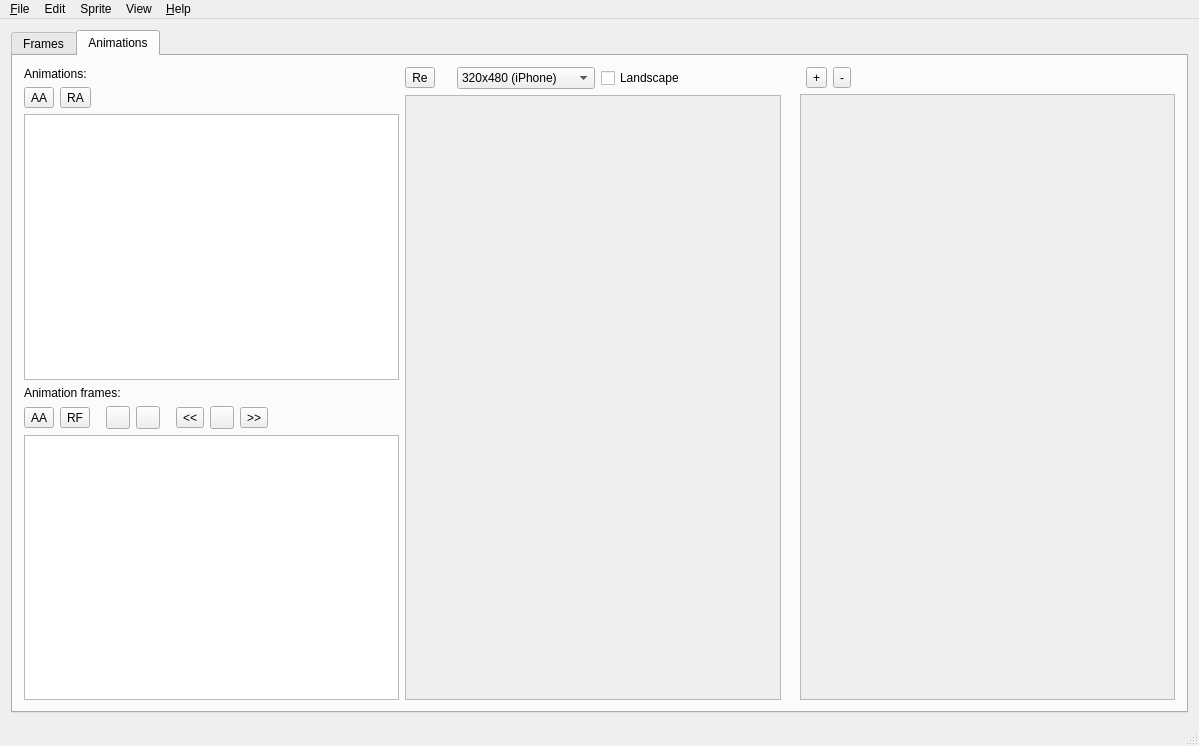
Before: the Qt Designer form mainwindow.ui in lvklabs/sprite-animator-tool, drawn with Qt 5.
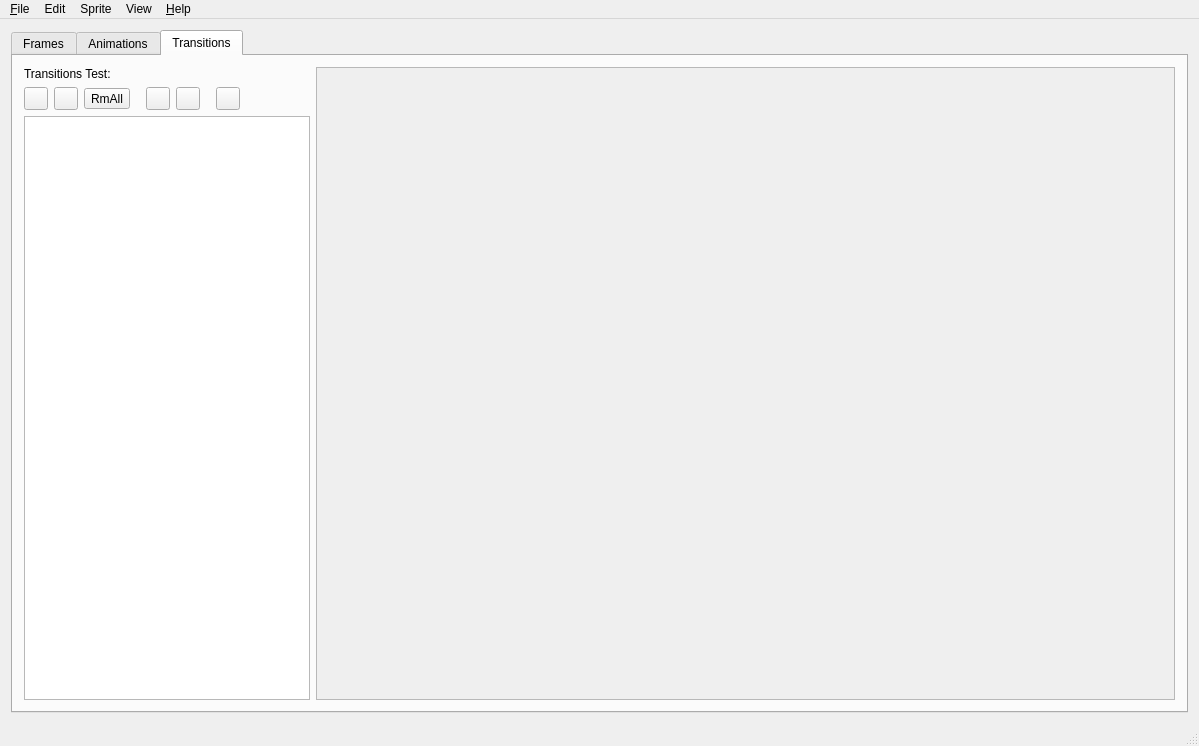
After: the same form once the commit is applied. Icons and pictures are not drawn. Custom widgets are drawn as their Qt base class.

Commit message: Implementing transitions

The edit to the form file:
```diff
--- a/mainwindow.ui
+++ b/mainwindow.ui
@@ -46,7 +46,7 @@
        </size>
       </property>
       <property name="currentIndex">
-       <number>1</number>
+       <number>2</number>
       </property>
       <widget class="QWidget" name="framesTab">
        <attribute name="title">
@@ -678,14 +678,7 @@
         <string>Animations</string>
        </attribute>
        <layout class="QGridLayout" name="aniTabLayotWidget">
-        <item row="1" column="3">
-         <widget class="QLabel" name="speedLabel">
-          <property name="text">
-           <string/>
-          </property>
-         </widget>
-        </item>
-        <item row="0" column="15" rowspan="5">
+        <item row="0" column="14" rowspan="4">
          <layout class="QGridLayout" name="aframePreviewLayout">
           <item row="0" column="1">
            <widget class="QToolButton" name="aframeZoomInButton">
@@ -780,7 +773,7 @@
           </item>
          </layout>
         </item>
-        <item row="0" column="1" rowspan="5">
+        <item row="0" column="1" rowspan="4">
          <layout class="QGridLayout" name="aniPreviewLayout">
           <item row="1" column="0" colspan="7">
            <widget class="QScrollArea" name="aniPreviewScroll">
@@ -937,7 +930,7 @@
           </item>
          </layout>
         </item>
-        <item row="0" column="0" rowspan="5">
+        <item row="0" column="0" rowspan="4">
          <layout class="QGridLayout" name="tables2Layout">
           <item row="0" column="0">
            <widget class="QLabel" name="animationsLabel">
@@ -1336,6 +1329,225 @@
         </item>
        </layout>
       </widget>
+      <widget class="QWidget" name="transitionsTab">
+       <attribute name="title">
+        <string>Transitions</string>
+       </attribute>
+       <layout class="QGridLayout" name="gridLayout_3">
+        <item row="0" column="0">
+         <layout class="QGridLayout" name="gridLayout_2" columnstretch="1,3">
+          <item row="0" column="0">
+           <layout class="QVBoxLayout" name="verticalLayout">
+            <item>
+             <widget class="QLabel" name="transitionsTestLabel">
+              <property name="text">
+               <string>Transitions Test:</string>
+              </property>
+             </widget>
+            </item>
+            <item>
+             <layout class="QHBoxLayout" name="horizontalLayout_4">
+              <item>
+               <widget class="QToolButton" name="addAniTransButton">
+                <property name="toolTip">
+                 <string>Add animation</string>
+                </property>
+                <property name="text">
+                 <string/>
+                </property>
+                <property name="icon">
+                 <iconset resource="res.qrc">
+                  <normaloff>:/buttons/button-add-animation</normaloff>:/buttons/button-add-animation</iconset>
+                </property>
+               </widget>
+              </item>
+              <item>
+               <widget class="QToolButton" name="removeAniTransButton">
+                <property name="toolTip">
+                 <string>Remove animation</string>
+                </property>
+                <property name="text">
+                 <string/>
+                </property>
+                <property name="icon">
+                 <iconset resource="res.qrc">
+                  <normaloff>:/buttons/button-remove-animation</normaloff>:/buttons/button-remove-animation</iconset>
+                </property>
+               </widget>
+              </item>
+              <item>
+               <widget class="QToolButton" name="removeAllAniTransButton">
+                <property name="toolTip">
+                 <string>Remove all animations</string>
+                </property>
+                <property name="text">
+                 <string>RmAll</string>
+                </property>
+               </widget>
+              </item>
+              <item>
+               <spacer name="horizontalSpacer_9">
+                <property name="orientation">
+                 <enum>Qt::Horizontal</enum>
+                </property>
+                <property name="sizeType">
+                 <enum>QSizePolicy::Fixed</enum>
+                </property>
+                <property name="sizeHint" stdset="0">
+                 <size>
+                  <width>10</width>
+                  <height>20</height>
+                 </size>
+                </property>
+               </spacer>
+              </item>
+              <item>
+               <widget class="QToolButton" name="moveAniTransDownButton">
+                <property name="toolTip">
+                 <string>Move animation down</string>
+                </property>
+                <property name="text">
+                 <string/>
+                </property>
+                <property name="icon">
+                 <iconset resource="res.qrc">
+                  <normaloff>:/buttons/button-move-down-aframe</normaloff>:/buttons/button-move-down-aframe</iconset>
+                </property>
+               </widget>
+              </item>
+              <item>
+               <widget class="QToolButton" name="moveAniTransUpButton">
+                <property name="toolTip">
+                 <string>Move animation up</string>
+                </property>
+                <property name="text">
+                 <string/>
+                </property>
+                <property name="icon">
+                 <iconset resource="res.qrc">
+                  <normaloff>:/buttons/button-move-up-aframe</normaloff>:/buttons/button-move-up-aframe</iconset>
+                </property>
+               </widget>
+              </item>
+              <item>
+               <spacer name="horizontalSpacer_12">
+                <property name="orientation">
+                 <enum>Qt::Horizontal</enum>
+                </property>
+                <property name="sizeType">
+                 <enum>QSizePolicy::Fixed</enum>
+                </property>
+                <property name="sizeHint" stdset="0">
+                 <size>
+                  <width>10</width>
+                  <height>20</height>
+                 </size>
+                </property>
+               </spacer>
+              </item>
+              <item>
+               <widget class="QToolButton" name="refreshTransButton">
+                <property name="toolTip">
+                 <string>Refresh</string>
+                </property>
+                <property name="text">
+                 <string/>
+                </property>
+                <property name="icon">
+                 <iconset resource="res.qrc">
+                  <normaloff>:/buttons/button-refresh</normaloff>:/buttons/button-refresh</iconset>
+                </property>
+               </widget>
+              </item>
+              <item>
+               <spacer name="horizontalSpacer">
+                <property name="orientation">
+                 <enum>Qt::Horizontal</enum>
+                </property>
+                <property name="sizeHint" stdset="0">
+                 <size>
+                  <width>40</width>
+                  <height>20</height>
+                 </size>
+                </property>
+               </spacer>
+              </item>
+             </layout>
+            </item>
+            <item>
+             <widget class="QTableWidget" name="transTableWidget">
+              <property name="editTriggers">
+               <set>QAbstractItemView::NoEditTriggers</set>
+              </property>
+              <property name="selectionMode">
+               <enum>QAbstractItemView::SingleSelection</enum>
+              </property>
+              <property name="selectionBehavior">
+               <enum>QAbstractItemView::SelectRows</enum>
+              </property>
+              <attribute name="horizontalHeaderStretchLastSection">
+               <bool>true</bool>
+              </attribute>
+              <attribute name="verticalHeaderVisible">
+               <bool>false</bool>
+              </attribute>
+             </widget>
+            </item>
+           </layout>
+          </item>
+          <item row="0" column="1">
+           <widget class="QScrollArea" name="scrollTransPreview">
+            <property name="widgetResizable">
+             <bool>true</bool>
+            </property>
+            <widget class="QWidget" name="scrollTransPreviewWidget">
+             <property name="geometry">
+              <rect>
+               <x>0</x>
+               <y>0</y>
+               <width>848</width>
+               <height>628</height>
+              </rect>
+             </property>
+             <widget class="LvkAnimationWidget" name="transPreview" native="true">
+              <property name="geometry">
+               <rect>
+                <x>0</x>
+                <y>0</y>
+                <width>531</width>
+                <height>601</height>
+               </rect>
+              </property>
+              <property name="sizePolicy">
+               <sizepolicy hsizetype="Preferred" vsizetype="Preferred">
+                <horstretch>0</horstretch>
+                <verstretch>0</verstretch>
+               </sizepolicy>
+              </property>
+              <property name="toolTip">
+               <string/>
+              </property>
+              <property name="whatsThis">
+               <string>&lt;!DOCTYPE HTML PUBLIC &quot;-//W3C//DTD HTML 4.0//EN&quot; &quot;http://www.w3.org/TR/REC-html40/strict.dtd&quot;&gt;
+&lt;html&gt;&lt;head&gt;&lt;meta name=&quot;qrichtext&quot; content=&quot;1&quot; /&gt;&lt;style type=&quot;text/css&quot;&gt;
+p, li { white-space: pre-wrap; }
+&lt;/style&gt;&lt;/head&gt;&lt;body style=&quot; font-family:'Sans'; font-size:10pt; font-weight:400; font-style:normal;&quot;&gt;
+&lt;table border=&quot;0&quot; style=&quot;-qt-table-type: root; margin-top:4px; margin-bottom:4px; margin-left:4px; margin-right:4px;&quot;&gt;
+&lt;tr&gt;
+&lt;td style=&quot;border: none;&quot;&gt;
+&lt;p style=&quot; margin-top:0px; margin-bottom:0px; margin-left:0px; margin-right:0px; -qt-block-indent:0; text-indent:0px;&quot;&gt;&lt;span style=&quot; font-weight:600;&quot;&gt;Animation preview&lt;/span&gt;&lt;/p&gt;
+&lt;p style=&quot;-qt-paragraph-type:empty; margin-top:0px; margin-bottom:0px; margin-left:0px; margin-right:0px; -qt-block-indent:0; text-indent:0px; font-weight:600;&quot;&gt;&lt;/p&gt;
+&lt;p style=&quot; margin-top:0px; margin-bottom:0px; margin-left:0px; margin-right:0px; -qt-block-indent:0; text-indent:0px;&quot;&gt; * Left click: To change the position of the animation.&lt;/p&gt;
+&lt;p style=&quot; margin-top:0px; margin-bottom:0px; margin-left:0px; margin-right:0px; -qt-block-indent:0; text-indent:0px;&quot;&gt; * Right click: To reset the position&lt;/p&gt;&lt;/td&gt;&lt;/tr&gt;&lt;/table&gt;&lt;/body&gt;&lt;/html&gt;</string>
+              </property>
+             </widget>
+            </widget>
+           </widget>
+          </item>
+         </layout>
+        </item>
+       </layout>
+      </widget>
      </widget>
     </item>
    </layout>
```
Left out of the diff: 6 changed lines with no effect on the pictures. The commit also changes 4 other files.
